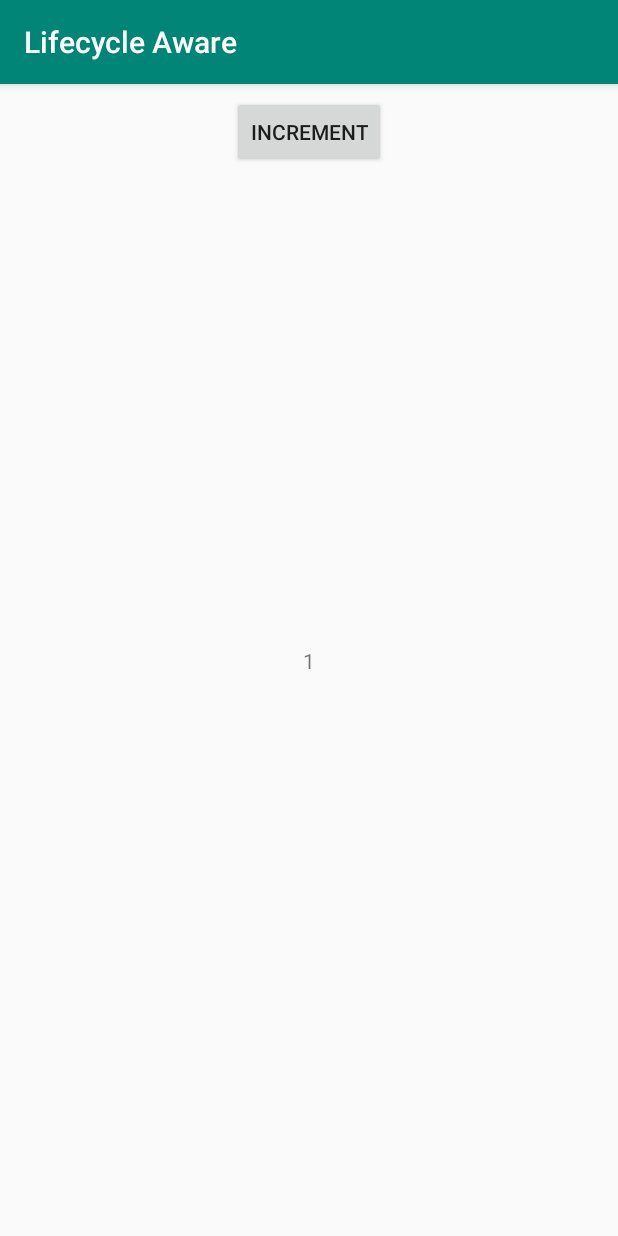
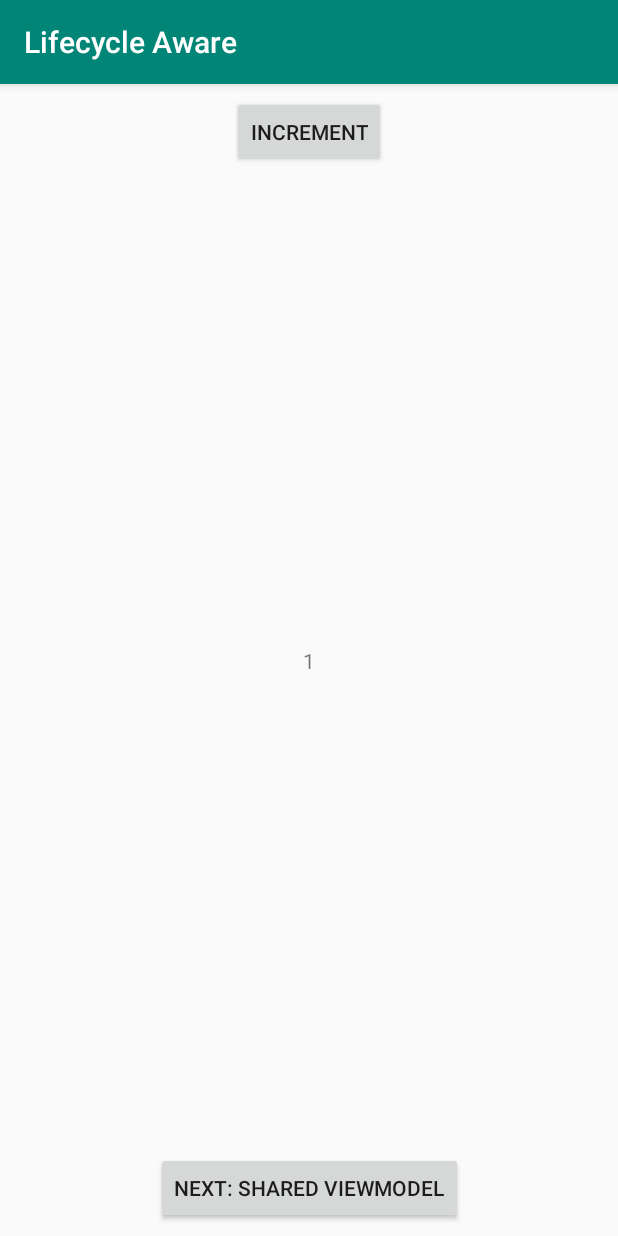
Before and after one commit to JJ-Stanly/Jetpack_Snippets, an Android app: the screen it shows after launch (MainActivity), on a phone screen of 412 x 824 dp. Run offline under Robolectric (Android 15) with nearby library versions, the phone set to English and light mode, and no system bars.

Commit message:
Activities connected

```diff
--- a/lifecycleaware/build.gradle
+++ b/lifecycleaware/build.gradle
@@ -34,6 +34,7 @@ dependencies {
     implementation 'com.android.support.constraint:constraint-layout:1.0.2'
     // Added
     implementation "androidx.lifecycle:lifecycle-extensions:$lifecycle_version"
+    implementation 'androidx.legacy:legacy-support-v4:1.0.0'
     kapt "androidx.lifecycle:lifecycle-compiler:$lifecycle_version"
 
     testImplementation 'junit:junit:4.12'
--- a/lifecycleaware/src/main/AndroidManifest.xml
+++ b/lifecycleaware/src/main/AndroidManifest.xml
@@ -10,13 +10,17 @@
             android:roundIcon="@mipmap/ic_launcher_round"
             android:supportsRtl="true"
             android:theme="@style/AppTheme">
-        <activity android:name=".MainActivity">
+        <activity android:name=".simple_activity_and_its_model.MainActivity">
             <intent-filter>
                 <action android:name="android.intent.action.MAIN"/>
 
                 <category android:name="android.intent.category.LAUNCHER"/>
             </intent-filter>
         </activity>
+        <activity
+                android:name=".activity_fragment_shared_viewmodel.HostActivity"
+                android:parentActivityName=".simple_activity_and_its_model.MainActivity">
+        </activity>
     </application>
 
 </manifest>
--- a/lifecycleaware/src/main/java/com/jjlab/lifecycleaware/MainActivity.kt
+++ b/lifecycleaware/src/main/java/com/jjlab/lifecycleaware/simple_activity_and_its_model/MainActivity.kt
@@ -1,9 +1,12 @@
-package com.jjlab.lifecycleaware
+package com.jjlab.lifecycleaware.simple_activity_and_its_model
 
+import android.content.Intent
 import android.os.Bundle
 import androidx.appcompat.app.AppCompatActivity
 import androidx.lifecycle.Observer
 import androidx.lifecycle.ViewModelProviders
+import com.jjlab.lifecycleaware.R
+import com.jjlab.lifecycleaware.activity_fragment_shared_viewmodel.HostActivity
 import kotlinx.android.synthetic.main.activity_main.*
 
 class MainActivity : AppCompatActivity() {
@@ -30,6 +33,12 @@ class MainActivity : AppCompatActivity() {
         act_main_btn.setOnClickListener {
             viewModel.increment()
         }
+
+        // Next activity
+        act_main_btn_shared_view_model.setOnClickListener {
+            val intentSharedViewModel = Intent(this, HostActivity::class.java)
+            startActivity(intentSharedViewModel)
+        }
     }
 
     private fun setTimerValue(value: Int) {
--- a/lifecycleaware/src/main/java/com/jjlab/lifecycleaware/MainActivityViewModel.kt
+++ b/lifecycleaware/src/main/java/com/jjlab/lifecycleaware/simple_activity_and_its_model/MainActivityViewModel.kt
@@ -1,4 +1,4 @@
-package com.jjlab.lifecycleaware
+package com.jjlab.lifecycleaware.simple_activity_and_its_model
 
 import android.os.Bundle
 import androidx.lifecycle.*
--- a/lifecycleaware/src/main/res/layout/activity_main.xml
+++ b/lifecycleaware/src/main/res/layout/activity_main.xml
@@ -5,7 +5,7 @@
         xmlns:app="http://schemas.android.com/apk/res-auto"
         android:layout_width="match_parent"
         android:layout_height="match_parent"
-        tools:context=".MainActivity">
+        tools:context=".simple_activity_and_its_model.MainActivity">
 
     <Button
             android:id="@+id/act_main_btn"
@@ -27,4 +27,14 @@
             app:layout_constraintRight_toRightOf="parent"
             app:layout_constraintTop_toTopOf="parent"/>
 
+    <Button
+            android:id="@+id/act_main_btn_shared_view_model"
+            app:layout_constraintStart_toStartOf="parent"
+            app:layout_constraintEnd_toEndOf="parent"
+            app:layout_constraintBottom_toBottomOf="parent"
+            android:text="@string/text_shared_view_model"
+            android:layout_marginBottom="@dimen/common_margin"
+            android:layout_width="wrap_content"
+            android:layout_height="wrap_content"/>
+
 </android.support.constraint.ConstraintLayout>
--- a/lifecycleaware/src/main/res/values/strings.xml
+++ b/lifecycleaware/src/main/res/values/strings.xml
@@ -1,4 +1,8 @@
 <resources>
     <string name="app_name">Lifecycle Aware</string>
     <string name="text_increment">Increment</string>
+    <string name="text_shared_view_model">Next: Shared ViewModel</string>
+
+    <!-- TODO: Remove or change this placeholder text -->
+    <string name="hello_blank_fragment">Hello blank fragment</string>
 </resources>
--- a/navigation/src/main/res/navigation/nav_graph.xml
+++ b/navigation/src/main/res/navigation/nav_graph.xml
@@ -19,6 +19,7 @@
             android:name="com.jjlab.navigation.SecondFragment"
             android:label="fragment_second"
             tools:layout="@layout/fragment_second"/>
+
     <fragment
             android:id="@+id/mainHostFragment"
             android:name="com.jjlab.navigation.MainHostFragment"
```
Also changed, not shown: lifecycleaware/src/main/java/com/jjlab/lifecycleaware/activity_fragment_shared_viewmodel/HostActivity.kt (added, +13 -0 lines), lifecycleaware/src/main/java/com/jjlab/lifecycleaware/activity_fragment_shared_viewmodel/SeekbarFragment.kt (added, +109 -0 lines), lifecycleaware/src/main/java/com/jjlab/lifecycleaware/activity_fragment_shared_viewmodel/SharedViewModel.kt (added, +10 -0 lines), lifecycleaware/src/main/res/layout/activity_host.xml (added, +33 -0 lines), lifecycleaware/src/main/res/layout/fragment_seekbar.xml (added, +13 -0 lines).
